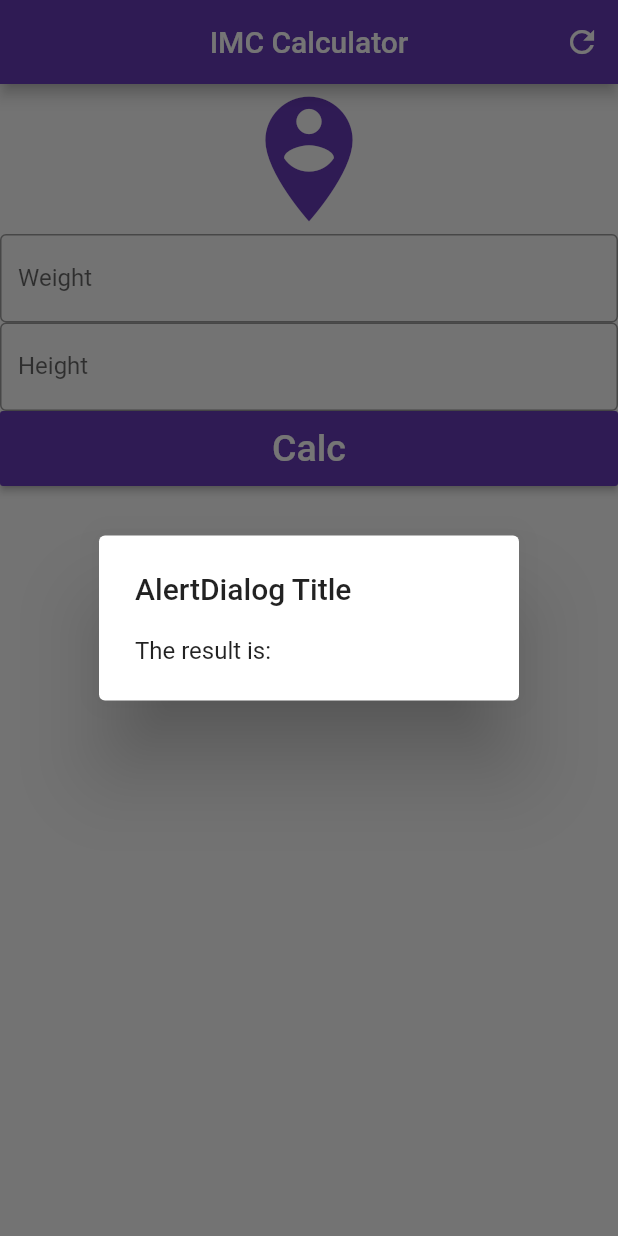
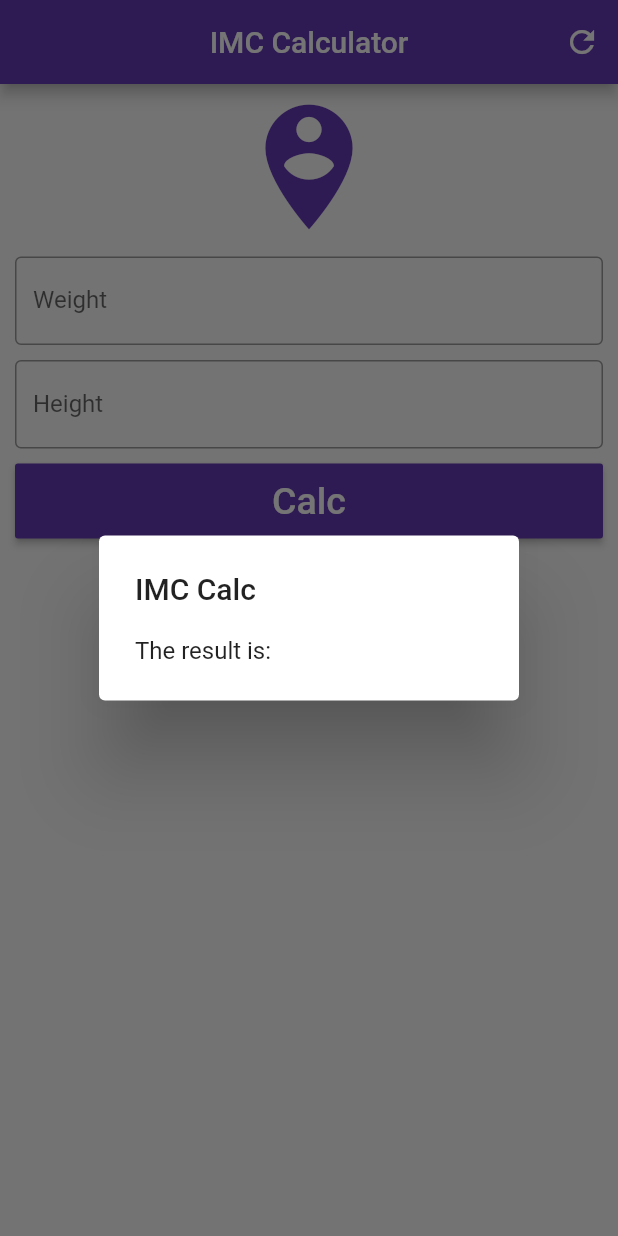
Before and after one commit to rene-kt/flutter-imc-calculator, a Flutter app: the screen it shows after launch, after a tap on "Calc", on a phone screen of 412 x 824 dp. Run offline on Flutter 3.47's test engine with Material 2 defaults, Android fonts, the phone set to English and light mode, and no system bars.

Commit message:
padding the text fields

```diff
--- a/lib/main.dart
+++ b/lib/main.dart
@@ -29,16 +29,20 @@ class _HomeState extends State<Home> {
           ],
         ),
         body: SingleChildScrollView(
+          padding: EdgeInsets.fromLTRB(10, 5.0, 10, 5.0),
           child: Column(
             crossAxisAlignment: CrossAxisAlignment.stretch,
             children: <Widget>[
               Icon(Icons.person_pin_circle,
                   size: 100, color: Colors.deepPurple),
-              TextField(
+              Padding(
+                padding: EdgeInsets.only(top: 10.0, bottom: 10.0),
+                child: TextField(
                   keyboardType: TextInputType.number,
                   decoration: InputDecoration(
                     border: OutlineInputBorder(),
                     labelText: 'Weight',
+                  ),
                 ),
               ),
               TextField(
@@ -48,7 +52,9 @@ class _HomeState extends State<Home> {
                   labelText: 'Height',
                 ),
               ),
-              Container(
+              Padding(
+                  padding: EdgeInsets.only(top: 10.0, bottom: 10.0),
+                  child: Container(
                       height: 50.0,
                       child: RaisedButton(
                         onPressed: () {
@@ -59,7 +65,7 @@ class _HomeState extends State<Home> {
                           style: TextStyle(color: Colors.white, fontSize: 25.0),
                         ),
                         color: Colors.deepPurple,
-                  ))
+                      )))
             ],
           ),
         ));
@@ -68,10 +74,10 @@ class _HomeState extends State<Home> {
   Future<void> _showDialog() async {
     return showDialog<void>(
       context: context,
-      barrierDismissible: false, // user must tap button!
+      barrierDismissible: true,
       builder: (BuildContext context) {
         return AlertDialog(
-          title: Text('AlertDialog Title'),
+          title: Text('IMC Calc'),
           content: SingleChildScrollView(
             child: ListBody(
               children: <Widget>[
```
Lines whose indentation alone changed are shown as unchanged.
